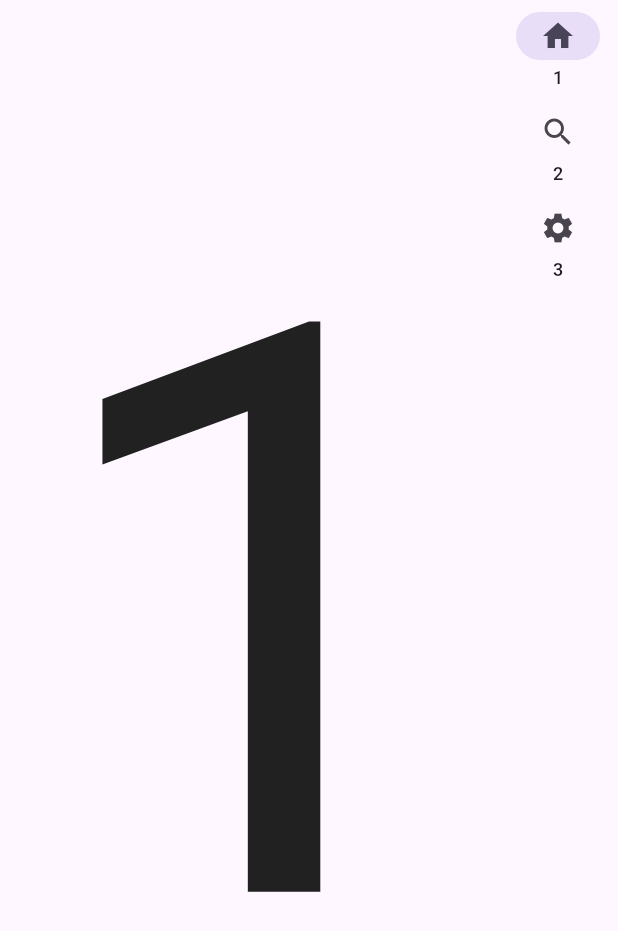
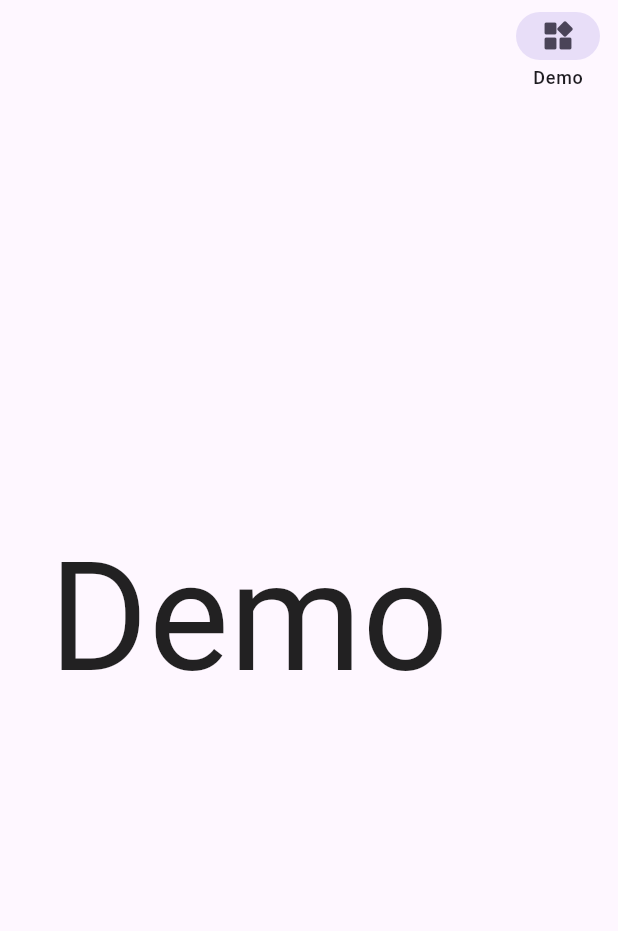
Before and after one commit to kagurazakayashi/EvernightBoard, a Flutter app: the screen it shows after launch, on a phone screen of 412 x 824 dp. Shown: the top 931 px of the screen. Run offline on Flutter 3.47's test engine with Material 3 defaults, Android fonts, the phone set to English and light mode, and no system bars; our stand-ins replace sensors_plus; missing offline and left inert: flutter_volume_controller.

Commit message:
BottomNavigationBar改为NavigationBar+NavigationRail以应对只有一项的情况

```diff
--- a/lib/home/home_controller.dart
+++ b/lib/home/home_controller.dart
@@ -1,157 +1,182 @@
+/// 控制首頁狀態與互動邏輯的控制器。
+///
+/// 功能包含：
+/// 1. 管理目前顯示的 `HomeItem`。
+/// 2. 監聽裝置音量變化，切換上一個或下一個項目。
+/// 3. 監聽加速度感測器資料，更新目前導航顯示方向。
+/// 4. 透過 `ChangeNotifier` 通知 UI 重新繪製。
 import 'dart:async';
 import 'package:flutter/material.dart';
 import 'package:sensors_plus/sensors_plus.dart';
+import 'package:flutter_volume_controller/flutter_volume_controller.dart';
 import 'home_model.dart';
-import 'package:flutter_volume_controller/flutter_volume_controller.dart';
 
-/// 導覽列所在側邊列舉。
-///
-/// 用於表示目前導覽 UI 應顯示在左側或右側。
+/// 導航列所在側邊。
 enum NavSide { left, right }
 
-/// 首頁頁面控制器。
+/// 首頁控制器。
 ///
-/// 負責管理：
-/// 1. 首頁導覽項目的資料來源。
-/// 2. 目前選中的頁籤索引。
-/// 3. 根據加速度計資料判斷導覽顯示在左側或右側。
-/// 4. 在狀態變更時通知 UI 重新繪製。
+/// 此類別負責：
+/// - 維護首頁資料清單
+/// - 記錄目前選中的索引
+/// - 根據裝置音量鍵切換項目
+/// - 根據加速度感測器判斷目前導覽側邊
 class HomeController extends ChangeNotifier {
-  /// 導覽項目資料來源。
-  ///
-  /// 每個 [HomeItem] 包含標題、內容與圖示，
-  /// 供畫面上的導覽列與內容區塊使用。
+  /// 首頁可顯示的項目清單。
   final List<HomeItem> items = [
-    HomeItem(title: '1', content: '1', icon: Icons.home),
-    HomeItem(title: '2', content: '2', icon: Icons.search),
-    HomeItem(title: '3', content: '3', icon: Icons.settings),
+    HomeItem(title: 'Demo', content: 'Demo', icon: Icons.widgets_rounded),
   ];
 
-  /// 目前選中的導覽索引，預設為第 0 項。
+  /// 目前選中的項目索引。
   int _currentIndex = 0;
 
-  /// 目前導覽所在側邊，預設顯示於右側。
-  NavSide _currentSide = NavSide.right; // 默认在右侧
+  /// 目前導航所在側邊，預設為右側。
+  NavSide _currentSide = NavSide.right;
+
+  /// 上一次記錄的音量值，用於比較音量增減方向。
   double _lastVolume = 0.5;
 
-  /// 加速度計事件訂閱物件。
-  ///
-  /// 用於接收裝置感測器資料，並在控制器釋放時取消監聽。
-  StreamSubscription<AccelerometerEvent>? _subscription;
-  StreamSubscription<double>? _volumeSub;
+  /// 加速度感測器監聽訂閱物件，用於釋放資源。
+  StreamSubscription<AccelerometerEvent>? _sensorSub;
 
-  /// 取得目前選中的導覽索引。
+  /// 取得目前選中的項目索引。
   int get currentIndex => _currentIndex;
 
-  /// 取得目前導覽所在側邊。
+  /// 取得目前導航所在側邊。
   NavSide get currentSide => _currentSide;
 
-  /// 取得目前選中項目對應的內容字串。
+  /// 取得目前選中項目的內容。
   String get currentContent => items[_currentIndex].content;
 
-  /// 建立 [HomeController] 時自動初始化感測器監聽。
+  /// 建構子。
+  ///
+  /// 建立控制器時，會立即初始化：
+  /// - 感測器監聽
+  /// - 音量控制監聽
   HomeController() {
     _initSensors();
     _initVolumeControl();
   }
 
-  /// 初始化加速度計監聽。
+  /// 初始化音量控制相關功能。
   ///
-  /// 透過裝置的加速度計資料判斷手機左右傾斜方向，
-  /// 並依據 x 軸數值切換導覽列位置。
-  void _initSensors() {
-    // 監聽加速度計事件串流，持續接收裝置移動與傾斜資料。
-    _subscription = accelerometerEventStream().listen((
-      AccelerometerEvent event,
-    ) {
-      // 在直向畫面邏輯下，x 軸可視為左右傾斜方向的判斷依據。
-      // 設定閾值可避免感測器過於敏感造成畫面頻繁抖動切換。
-      if (event.x > 1) {
-        // 當 x 軸大於閾值時，視為裝置向右傾斜，將導覽切換至右側。
-        _updateSide(NavSide.left);
-      } else if (event.x < -1) {
-        // 當 x 軸小於負閾值時，視為裝置向左傾斜，將導覽切換至左側。
-        _updateSide(NavSide.right);
-      }
-    });
-  }
-
-  /// 更新目前導覽所在側邊。
-  ///
-  /// 僅當新側邊與目前側邊不同時才更新狀態，
-  /// 以避免不必要的 UI 重建。
-  void _updateSide(NavSide side) {
-    // 只有在側邊發生變化時才更新，避免重複通知監聽者。
-    if (_currentSide != side) {
-      // 更新目前導覽位置。
-      _currentSide = side;
-
-      // 通知所有監聽者狀態已改變，觸發 UI 更新。
-      notifyListeners();
-    }
-  }
-
-  // --- 音量键监听逻辑 ---
+  /// 流程說明：
+  /// 1. 關閉系統原生音量 UI。
+  /// 2. 讀取目前音量作為初始比較基準。
+  /// 3. 監聽音量變化：
+  ///    - 音量增加時切換到上一個項目
+  ///    - 音量減少時切換到下一個項目
+  /// 4. 為避免音量到達極值後無法繼續觸發，
+  ///    當音量到 1.0 或 0.0 時，會稍微拉回。
   void _initVolumeControl() async {
-    // 1. 隐藏系统音量 UI（让翻页更纯粹）
+    // 隱藏系統預設音量 UI，避免操作時跳出原生音量提示。
     await FlutterVolumeController.updateShowSystemUI(false);
 
-    // 2. 获取当前初始音量
+    // 讀取目前系統音量，若取得失敗則預設為 0.5。
     _lastVolume = await FlutterVolumeController.getVolume() ?? 0.5;
 
-    // 3. 监听变化
+    // 監聽音量變化事件。
     FlutterVolumeController.addListener((volume) {
+      // 若音量比上次大，視為使用者按了音量增加鍵，
+      // 切換到上一個項目。
       if (volume > _lastVolume) {
-        previousItem(); // 音量变大 -> 上一项
-      } else if (volume < _lastVolume) {
-        nextItem(); // 音量变小 -> 下一项
+        previousItem();
+      }
+      // 若音量比上次小，視為使用者按了音量減少鍵，
+      // 切換到下一個項目。
+      else if (volume < _lastVolume) {
+        nextItem();
       }
 
-      // 关键：更新记录值
+      // 更新最後一次音量記錄值。
       _lastVolume = volume;
 
-      // 4. 防止音量封顶/触底无法触发
-      // 如果音量到了 1.0 或 0.0，手动将其微调回 0.9 或 0.1
-      // 这样下次按键依然能产生 "变化" 信号
+      // 若音量已達上限，稍微往下降一點，
+      // 避免卡在最大值時後續無法再觸發增加事件。
       if (volume >= 1.0) {
         FlutterVolumeController.setVolume(0.9);
         _lastVolume = 0.9;
-      } else if (volume <= 0.0) {
+      }
+      // 若音量已達下限，稍微往上調一點，
+      // 避免卡在最小值時後續無法再觸發減少事件。
+      else if (volume <= 0.0) {
         FlutterVolumeController.setVolume(0.1);
         _lastVolume = 0.1;
       }
     });
   }
 
-  // 翻到下一項
+  /// 切換到下一個項目。
+  ///
+  /// 使用取餘數方式，讓索引超過尾端後回到開頭，
+  /// 形成循環切換效果。
   void nextItem() {
     _currentIndex = (_currentIndex + 1) % items.length;
+
+    // 通知所有監聽者更新畫面。
     notifyListeners();
   }
 
-  // 翻到上一項
+  /// 切換到上一個項目。
+  ///
+  /// 使用循環索引方式，讓索引減到 0 以下時回到最後一個項目。
   void previousItem() {
     _currentIndex = (_currentIndex - 1 + items.length) % items.length;
+
+    // 通知所有監聽者更新畫面。
     notifyListeners();
   }
 
-  /// 切換目前選中的導覽索引。
+  /// 直接切換到指定索引的項目。
   ///
-  /// [index] 為欲切換的目標項目索引。
+  /// [index] 為欲切換的目標索引。
   void changeIndex(int index) {
-    // 更新目前選中的頁籤索引。
     _currentIndex = index;
 
-    // 通知監聽者重新繪製對應內容。
+    // 通知所有監聽者更新畫面。
     notifyListeners();
+  }
+
+  /// 初始化加速度感測器監聽。
+  ///
+  /// 依據裝置在 X 軸方向的傾斜程度判斷導航位置：
+  /// - `event.x > 2.5`：切換為左側
+  /// - `event.x < -2.5`：切換為右側
+  void _initSensors() {
+    // 開始監聽加速度感測器事件流。
+    _sensorSub = accelerometerEventStream().listen((event) {
+      // 裝置往某一方向傾斜時，更新導航側邊。
+      if (event.x > 2.5) {
+        _updateSide(NavSide.left);
+      } else if (event.x < -2.5) {
+        _updateSide(NavSide.right);
+      }
+    });
+  }
+
+  /// 更新目前導航側邊。
+  ///
+  /// 僅當側邊真的發生變化時才通知 UI，
+  /// 避免不必要的重繪。
+  void _updateSide(NavSide side) {
+    // 只有在新側邊與目前側邊不同時才更新。
+    if (_currentSide != side) {
+      _currentSide = side;
+
+      // 通知所有監聽者更新畫面。
+      notifyListeners();
+    }
   }
 
   @override
   void dispose() {
-    // 取消加速度計監聽，避免控制器釋放後仍持續接收事件，造成記憶體洩漏。
-    _subscription?.cancel(); // 必须销毁监听器，防止内存泄漏
+    // 取消感測器監聽，避免記憶體洩漏。
+    _sensorSub?.cancel();
+
+    // 移除音量監聽器，釋放相關資源。
     FlutterVolumeController.removeListener();
-    // 呼叫父類別的 dispose，完成 ChangeNotifier 資源釋放流程。
+
+    // 呼叫父類別的 dispose。
     super.dispose();
   }
 }
--- a/lib/home/home_view.dart
+++ b/lib/home/home_view.dart
@@ -3,11 +3,8 @@ import 'home_controller.dart';
 
 /// 首頁畫面元件。
 ///
-/// 此元件負責：
-/// - 建立並持有 [HomeController]
-/// - 依據螢幕方向切換直向／橫向版面
-/// - 疊加觸控翻頁層與內容顯示層
-/// - 於不同方向下顯示對應的導覽元件
+/// 負責建立首頁的 StatefulWidget，並交由 [_HomeViewState]
+/// 管理畫面狀態、版面切換與互動邏輯。
 class HomeView extends StatefulWidget {
   /// 建立首頁畫面。
   const HomeView({super.key});
@@ -16,29 +13,41 @@ class HomeView extends StatefulWidget {
   State<HomeView> createState() => _HomeViewState();
 }
 
-/// [HomeView] 對應的狀態類別。
+/// [HomeView] 的狀態物件。
+///
+/// 主要職責包含：
+/// - 初始化並綁定 [HomeController]
+/// - 監聽控制器狀態變更並刷新畫面
+/// - 依照螢幕方向切換直向／橫向版面
+/// - 建立觸控區、文字縮放區與導覽列
 class _HomeViewState extends State<HomeView> {
-  /// 首頁控制器，負責管理目前索引、內容、導覽側邊與切換行為。
+  /// 首頁控制器，用來管理目前索引、內容、導覽位置與切換行為。
   final HomeController _controller = HomeController();
 
   @override
   void initState() {
     super.initState();
-    // 監聽控制器狀態變化，當資料更新時同步刷新畫面。
-    _controller.addListener(_updateState);
+
+    // 註冊監聽器，當控制器狀態改變時同步更新畫面。
+    _controller.addListener(_handleStateChange);
   }
 
-  /// 控制器狀態更新時呼叫。
+  /// 處理控制器狀態變更。
   ///
-  /// 若目前 State 仍掛載於 Widget Tree 中，則觸發重新建構畫面。
-  void _updateState() {
-    if (mounted) setState(() {});
+  /// 當 [HomeController] 內容有更新時，如果目前 State 仍掛載於樹上，
+  /// 就呼叫 [setState] 重新建構畫面。
+  void _handleStateChange() {
+    // 避免在元件已被移除後仍呼叫 setState，造成例外。
+    if (mounted) {
+      setState(() {});
+    }
   }
 
   @override
   void dispose() {
-    // 先移除監聽，避免控制器釋放後仍回呼到目前 State。
-    _controller.removeListener(_updateState);
+    // 移除監聽器，避免記憶體洩漏或無效回呼。
+    _controller.removeListener(_handleStateChange);
+
     // 釋放控制器資源。
     _controller.dispose();
     super.dispose();
@@ -46,21 +55,21 @@ class _HomeViewState extends State<HomeView> {
 
   @override
   Widget build(BuildContext context) {
-    // 依據裝置方向建立不同版面配置。
+    // 使用 OrientationBuilder 依照裝置方向動態切換版面配置。
     return OrientationBuilder(
       builder: (context, orientation) {
         // 判斷目前是否為直向模式。
         final bool isPortrait = orientation == Orientation.portrait;
 
         return Scaffold(
-          // 橫向時使用底部導覽列；直向時不顯示，改由側邊導覽取代。
+          // 橫向時顯示底部導覽列；直向時不顯示。
           bottomNavigationBar: isPortrait ? null : _buildBottomNav(),
+
+          // 使用 Stack 疊放觸控層與內容層，
+          // 讓整個畫面可以分區點擊切換上一筆／下一筆。
           body: Stack(
             children: [
-              // 1. 底層：全畫面觸控翻頁區域。
               _buildTouchLayer(isPortrait),
-
-              // 2. 上層：實際內容顯示區域。
               isPortrait ? _buildPortraitLayout() : _buildScalingText(),
             ],
           ),
@@ -69,55 +78,65 @@ class _HomeViewState extends State<HomeView> {
     );
   }
 
-  /// 建立翻頁觸控層。
+  /// 建立全畫面的觸控層。
   ///
-  /// 在直向模式下以上下分區方式操作上一頁／下一頁；
-  /// 在橫向模式下則以左右分區方式操作。
+  /// - 直向模式：上下各半區，分別對應上一筆／下一筆
+  /// - 橫向模式：左右各半區，分別對應上一筆／下一筆
+  ///
+  /// 透過透明 [Material] + [InkWell] 提供點擊水波紋效果。
   Widget _buildTouchLayer(bool isPortrait) {
-    // 使用新版 Color.withValues 設定透明度，避免舊 API 棄用警告。
-    final Color splashColor = Colors.blueAccent.withValues(alpha: 0.1);
-    final Color highlightColor = Colors.blueAccent.withValues(alpha: 0.05);
+    // 點擊時的水波紋顏色。
+    final Color splash = Colors.blueAccent.withValues(alpha: 0.1);
+
+    // 長按或高亮時的背景顏色。
+    final Color highlight = Colors.blueAccent.withValues(alpha: 0.05);
 
     return Material(
-      // 觸控層本身不繪製背景，讓上層內容能正常顯示。
+      // 保持背景透明，只保留觸控效果。
       color: Colors.transparent,
       child: isPortrait
           ? Column(
               children: [
-                // 上半部點擊後切換到上一個項目。
                 Expanded(
-                  child: _createInkWell(
-                    _controller.previousItem,
-                    splashColor,
-                    highlightColor,
+                  child: InkWell(
+                    // 點擊上半部時切換到上一筆。
+                    onTap: _controller.previousItem,
+                    splashColor: splash,
+                    highlightColor: highlight,
+
+                    // 讓可點擊區域撐滿整個 Expanded。
+                    child: const SizedBox.expand(),
                   ),
                 ),
-                // 下半部點擊後切換到下一個項目。
                 Expanded(
-                  child: _createInkWell(
-                    _controller.nextItem,
-                    splashColor,
-                    highlightColor,
+                  child: InkWell(
+                    // 點擊下半部時切換到下一筆。
+                    onTap: _controller.nextItem,
+                    splashColor: splash,
+                    highlightColor: highlight,
+                    child: const SizedBox.expand(),
                   ),
                 ),
               ],
             )
           : Row(
               children: [
-                // 左半部點擊後切換到上一個項目。
                 Expanded(
-                  child: _createInkWell(
-                    _controller.previousItem,
-                    splashColor,
-                    highlightColor,
+                  child: InkWell(
+                    // 橫向時點擊左半部切換到上一筆。
+                    onTap: _controller.previousItem,
+                    splashColor: splash,
+                    highlightColor: highlight,
+                    child: const SizedBox.expand(),
                   ),
                 ),
-                // 右半部點擊後切換到下一個項目。
                 Expanded(
-                  child: _createInkWell(
-                    _controller.nextItem,
-                    splashColor,
-                    highlightColor,
+                  child: InkWell(
+                    // 橫向時點擊右半部切換到下一筆。
+                    onTap: _controller.nextItem,
+                    splashColor: splash,
+                    highlightColor: highlight,
+                    child: const SizedBox.expand(),
                   ),
                 ),
               ],
@@ -125,93 +144,90 @@ class _HomeViewState extends State<HomeView> {
     );
   }
 
-  /// 建立可覆蓋整個區塊的點擊元件。
+  /// 建立直向模式下的版面。
   ///
-  /// [onTap] 為點擊後要執行的回呼。
-  /// [splash] 與 [highlight] 分別控制點擊水波紋與高亮效果。
-  Widget _createInkWell(VoidCallback onTap, Color splash, Color highlight) {
-    return InkWell(
-      // 點擊事件。
-      onTap: onTap,
-      // 點擊時的水波紋顏色。
-      splashColor: splash,
-      // 長按或按下時的高亮顏色。
-      highlightColor: highlight,
-      // 讓可點擊範圍撐滿父容器。
-      child: const SizedBox.expand(),
+  /// 此版面由兩部分組成：
+  /// - 可自動縮放的文字顯示區
+  /// - 側邊導覽列 [NavigationRail]
+  ///
+  /// 導覽列位置會依 [_controller.currentSide] 決定顯示在左側或右側。
+  Widget _buildPortraitLayout() {
+    // 文字區域使用 Expanded 撐滿剩餘空間。
+    final Widget textWidget = Expanded(child: _buildScalingText());
+
+    // 側邊導覽列，提供項目切換功能。
+    final Widget navWidget = NavigationRail(
+      // 目前選取的項目索引。
+      selectedIndex: _controller.currentIndex,
+
+      // 點選導覽項目後切換索引。
+      onDestinationSelected: _controller.changeIndex,
+
+      // 顯示所有標籤文字。
+      labelType: NavigationRailLabelType.all,
+
+      // 依控制器提供的項目清單動態建立導覽目的地。
+      destinations: _controller.items
+          .map(
+            (e) => NavigationRailDestination(
+              icon: Icon(e.icon),
+              label: Text(e.title),
+            ),
+          )
+          .toList(),
     );
-  }
 
-  /// 建立直向版面。
-  ///
-  /// 直向時採用左右排列：
-  /// - 一側顯示導覽列
-  /// - 另一側顯示主要文字內容
-  ///
-  /// 導覽列顯示於左側或右側，由控制器中的 [currentSide] 決定。
-  Widget _buildPortraitLayout() {
-    // 可自動延展的文字顯示區。
-    final Widget textWidget = Expanded(child: _buildScalingText());
-    // 側邊導覽列。
-    final Widget navWidget = _buildSideNav();
-
+    // 根據導覽列配置方向，決定導覽列要放左邊還是右邊。
     return Row(
-      // 根據目前設定決定導覽列位於左側或右側。
       children: _controller.currentSide == NavSide.left
           ? [navWidget, textWidget]
           : [textWidget, navWidget],
     );
   }
 
-  /// 建立會依可用空間自動縮放字體大小的文字元件。
+  /// 建立可依可用空間自動縮放的文字區域。
   ///
-  /// 主要流程如下：
-  /// - 先以固定大字體進行測量
-  /// - 再根據容器寬高比例計算縮放值
-  /// - 最後套用縮放後字體大小顯示內容
+  /// 會先使用 [TextPainter] 測量文字在基準字級下的寬高，
+  /// 再根據目前版面可用尺寸計算縮放比例，
+  /// 讓文字盡可能放大且完整顯示在畫面內。
   Widget _buildScalingText() {
     return IgnorePointer(
-      // 必須讓文字區域忽略點擊，手勢事件才能穿透到 Stack 底層的觸控翻頁層。
+      // 讓此層只負責顯示，不攔截觸控事件，
+      // 使下方的觸控層仍可正常接收點擊。
       child: LayoutBuilder(
         builder: (context, constraints) {
           // 取得目前要顯示的文字內容。
           final String text = _controller.currentContent;
 
-          // 基礎文字樣式，不包含最終字體大小。
-          const TextStyle baseStyle = TextStyle(
-            height: 1.1,
-            color: Colors.black87,
-          );
-
-          // 使用 TextPainter 先以較大的字體進行一次測量，
-          // 以便估算內容在目前版面中的最佳縮放比例。
-          final textPainter = TextPainter(
+          // 使用 TextPainter 預先量測文字在固定字級下的實際尺寸。
+          final tp = TextPainter(
             text: TextSpan(
               text: text,
-              style: baseStyle.copyWith(fontSize: 100),
+              style: const TextStyle(fontSize: 100, height: 1.1),
             ),
             textDirection: TextDirection.ltr,
             textAlign: TextAlign.center,
           )..layout();
 
-          // 根據寬度與高度限制，取較小的縮放比例，
-          // 以確保文字能完整顯示在可用區域內。
+          // 依照寬與高的可用比例，取較小值作為縮放倍率，
+          // 以確保文字不會超出容器範圍。
           double scale =
-              (constraints.maxWidth / textPainter.width) <
-                  (constraints.maxHeight / textPainter.height)
-              ? (constraints.maxWidth / textPainter.width)
-              : (constraints.maxHeight / textPainter.height);
+              (constraints.maxWidth / tp.width) <
+                  (constraints.maxHeight / tp.height)
+              ? (constraints.maxWidth / tp.width)
+              : (constraints.maxHeight / tp.height);
 
-          return Container(
-            // 給內容保留內距，避免文字貼齊邊界。
-            padding: const EdgeInsets.all(24),
-            // 文字置中顯示。
-            alignment: Alignment.center,
+          return Center(
             child: Text(
               text,
               textAlign: TextAlign.center,
-              // 乘上 0.9 作為額外保留空間，避免極限情況下貼邊或溢出。
-              style: baseStyle.copyWith(fontSize: (100 * scale) * 0.9),
+              style: TextStyle(
+                // 以基準字級 100 計算，並乘上 0.8 保留額外邊界，
+                // 避免因字型實際渲染誤差造成裁切。
+                fontSize: (100 * scale) * 0.8,
+                height: 1.1,
+                color: Colors.black87,
+              ),
             ),
           );
         },
@@ -219,39 +235,22 @@ class _HomeViewState extends State<HomeView> {
     );
   }
 
-  /// 建立直向模式下使用的側邊導覽列。
-  Widget _buildSideNav() {
-    return NavigationRail(
+  /// 建立橫向模式下的底部導覽列。
+  ///
+  /// 使用 [NavigationBar] 顯示所有項目，
+  /// 並透過控制器同步目前選取狀態與切換動作。
+  Widget _buildBottomNav() {
+    return NavigationBar(
       // 目前選取的導覽索引。
       selectedIndex: _controller.currentIndex,
-      // 使用者點選不同導覽項目時切換內容。
+
+      // 點擊導覽項目後切換對應內容。
       onDestinationSelected: _controller.changeIndex,
-      // 顯示所有導覽項目的標籤文字。
-      labelType: NavigationRailLabelType.all,
-      // 由控制器中的項目清單動態產生導覽目的地。
-      destinations: _controller.items.map((item) {
-        return NavigationRailDestination(
-          icon: Icon(item.icon),
-          label: Text(item.title),
-        );
-      }).toList(),
-    );
-  }
 
-  /// 建立橫向模式下使用的底部導覽列。
-  Widget _buildBottomNav() {
-    return BottomNavigationBar(
-      // 目前選取的導覽索引。
-      currentIndex: _controller.currentIndex,
-      // 點擊底部項目時切換目前內容。
-      onTap: _controller.changeIndex,
-      // 由控制器中的項目清單動態建立底部導覽項目。
-      items: _controller.items.map((item) {
-        return BottomNavigationBarItem(
-          icon: Icon(item.icon),
-          label: item.title,
-        );
-      }).toList(),
+      // 依項目清單動態建立底部導覽按鈕。
+      destinations: _controller.items
+          .map((e) => NavigationDestination(icon: Icon(e.icon), label: e.title))
+          .toList(),
     );
   }
 }
```
